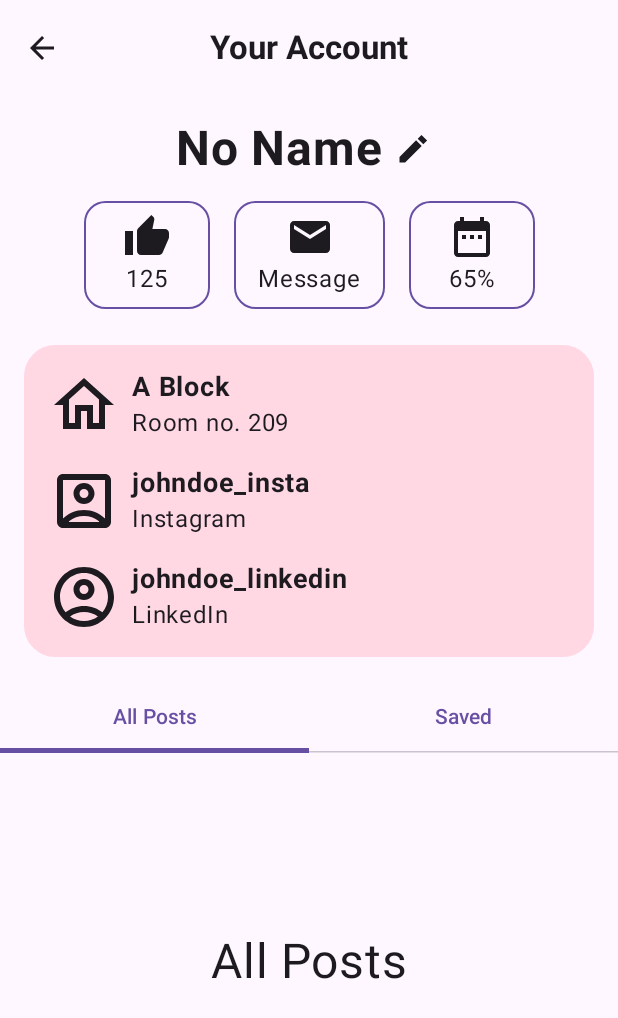
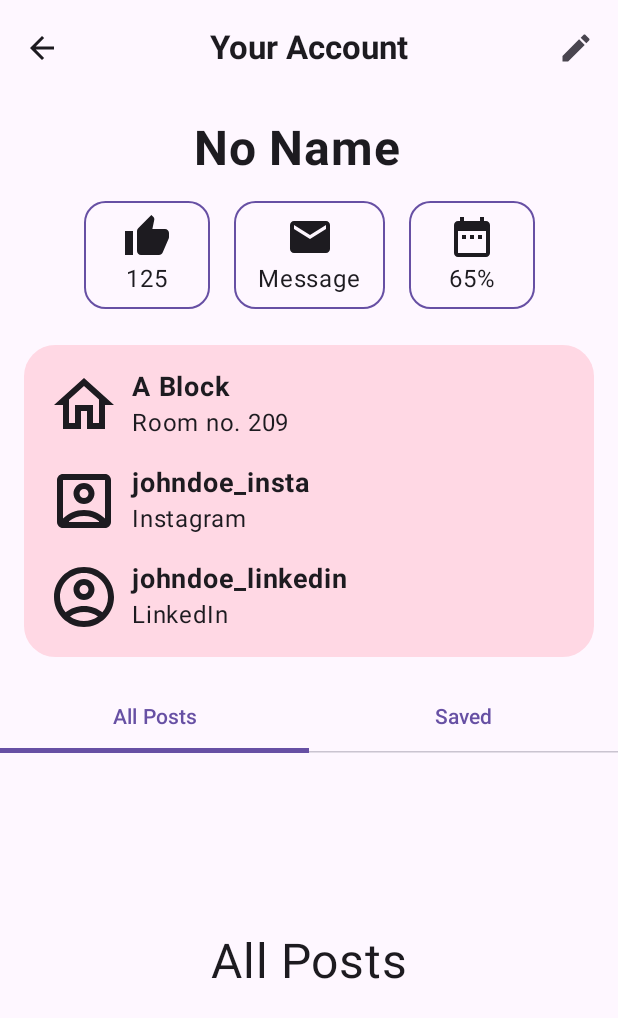
Before and after one commit to sadiquereyaz/InsTea, an Android app built with Jetpack Compose: the Profile screen opened through its navigation route, on a phone screen of 412 x 824 dp. Shown: the top 1018 px of the screen. Run offline under Robolectric (Android 15) with nearby library versions, the phone set to English and light mode, and no system bars.

Commit message:
profile minor change

```diff
--- a/app/src/main/java/in/instea/instea/composable/InsteaTopAppBar.kt
+++ b/app/src/main/java/in/instea/instea/composable/InsteaTopAppBar.kt
@@ -2,6 +2,7 @@ package `in`.instea.instea.composable
 
 import androidx.compose.material.icons.Icons
 import androidx.compose.material.icons.filled.ArrowBack
+import androidx.compose.material.icons.filled.Edit
 import androidx.compose.material.icons.filled.Person
 import androidx.compose.material3.CenterAlignedTopAppBar
 import androidx.compose.material3.ExperimentalMaterial3Api
@@ -11,6 +12,7 @@ import androidx.compose.material3.Text
 import androidx.compose.runtime.Composable
 import androidx.compose.ui.Modifier
 import androidx.compose.ui.text.font.FontWeight
+import androidx.navigation.NavHostController
 import `in`.instea.instea.model.InsteaScreens
 
 @OptIn(ExperimentalMaterial3Api::class)
@@ -19,8 +21,9 @@ fun InsteaTopAppBar(
     modifier: Modifier = Modifier,
     currentScreen: InsteaScreens,
     canNavigateBack: Boolean,
-    navigateBack: ()->Unit,
-    moveToProfile: ()->Unit
+    navigateBack: () -> Unit,
+    moveToProfile: () -> Unit,
+    navController: NavHostController
 ) {
     CenterAlignedTopAppBar(
         modifier = modifier,
@@ -33,15 +36,19 @@ fun InsteaTopAppBar(
 
         navigationIcon = {
             if (canNavigateBack) {
-                IconButton(onClick = navigateBack ) {
+                IconButton(onClick = navigateBack) {
                     Icon(imageVector = Icons.Default.ArrowBack, contentDescription = "back")
                 }
             }
         },
         actions = {
-            IconButton(onClick = moveToProfile) {
-                if (currentScreen != InsteaScreens.Profile) {
+            if (currentScreen != InsteaScreens.Profile) {
+                IconButton(onClick = moveToProfile) {
                     Icon(imageVector = Icons.Default.Person, contentDescription = "Profile")
+                }
+            } else {
+                IconButton(onClick = { navController.navigate(InsteaScreens.EditProfile.name) }) {
+                    Icon(imageVector = Icons.Default.Edit, contentDescription = "Profile")
                 }
             }
         }
--- a/app/src/main/java/in/instea/instea/screens/InsteaApp.kt
+++ b/app/src/main/java/in/instea/instea/screens/InsteaApp.kt
@@ -54,7 +54,8 @@ fun InsteaApp(
                     currentScreen
                 ),
                 navigateBack = { navController.navigateUp() },
-                moveToProfile = { navController.navigate(InsteaScreens.Profile.name) }
+                moveToProfile = { navController.navigate(InsteaScreens.Profile.name) },
+                navController = navController
             )
         },
         bottomBar = {
--- a/app/src/main/java/in/instea/instea/screens/Profile.kt
+++ b/app/src/main/java/in/instea/instea/screens/Profile.kt
@@ -64,12 +64,6 @@ fun Profile(
                 style = MaterialTheme.typography.bodyLarge,
                 fontSize = 32.sp,
                 fontWeight = FontWeight.Bold
-            )
-            Icon(
-                modifier = Modifier
-                    .clickable{ onEditIconClicked() },
-                imageVector = Icons.Sharp.Edit,
-                contentDescription = null
             )
         }
 
```
